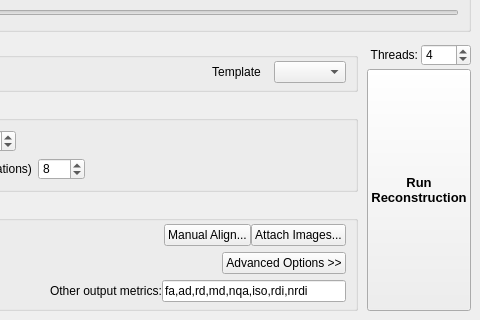
frankyeh/DSI-Studio, file reconstruction/reconstruction_window.ui: the form before one commit; both pictures show x 368 to 848 and y 386 to 706 of the 848 by 706 pixel window.
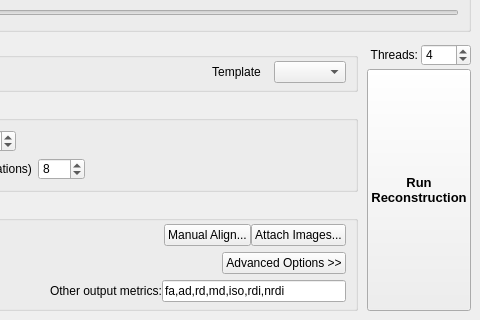
The form after the commit. Icons and pictures are not drawn.

Patch:
```diff
--- a/reconstruction/reconstruction_window.ui
+++ b/reconstruction/reconstruction_window.ui
@@ -1068,7 +1068,7 @@
                     <item>
                      <widget class="QLineEdit" name="other_output">
                       <property name="text">
-                       <string>fa,ad,rd,md,nqa,iso,rdi,nrdi</string>
+                       <string>fa,ad,rd,md,iso,rdi,nrdi</string>
                       </property>
                      </widget>
                     </item>
```
